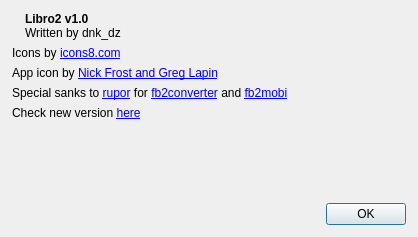
dnkorpushov/libro2, file src/designer/aboutdialog.ui: the form before one commit.
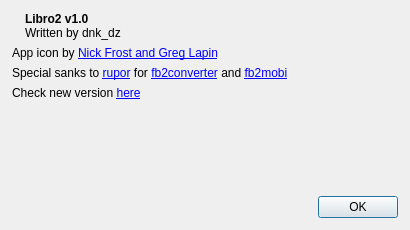
The form after the commit. Icons and pictures are not drawn.

```diff
--- a/src/designer/aboutdialog.ui
+++ b/src/designer/aboutdialog.ui
@@ -6,8 +6,8 @@
    <rect>
     <x>0</x>
     <y>0</y>
-    <width>418</width>
-    <height>237</height>
+    <width>410</width>
+    <height>230</height>
    </rect>
   </property>
   <property name="sizePolicy">
@@ -112,16 +112,6 @@
      </item>
     </layout>
    </item>
-   <item>
-    <widget class="QLabel" name="labelIconsCredits">
-     <property name="text">
-      <string>&lt;html&gt;&lt;head/&gt;&lt;body&gt;&lt;p&gt;Icons by &lt;a href=&quot;https://icons8.com&quot;&gt;icons8.com&lt;/a&gt;&lt;/p&gt;&lt;/body&gt;&lt;/html&gt;</string>
-     </property>
-     <property name="textFormat">
-      <enum>Qt::RichText</enum>
-     </property>
-    </widget>
-   </item>
    <item>
     <widget class="QLabel" name="labelAppIcon">
      <property name="text">
```
Left out of the diff: 16 changed lines with no effect on the pictures.
